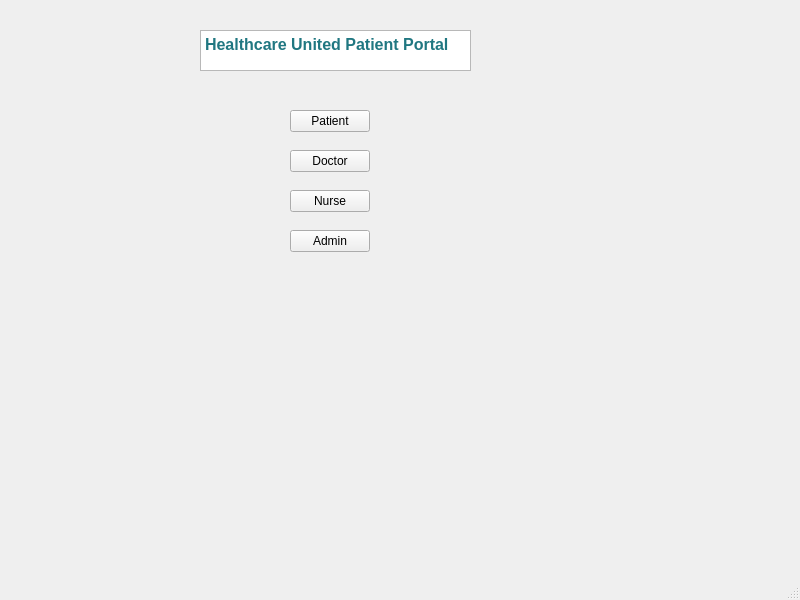
daeunnpark/hospital_portal, file mainwindow.ui: the form before one commit.
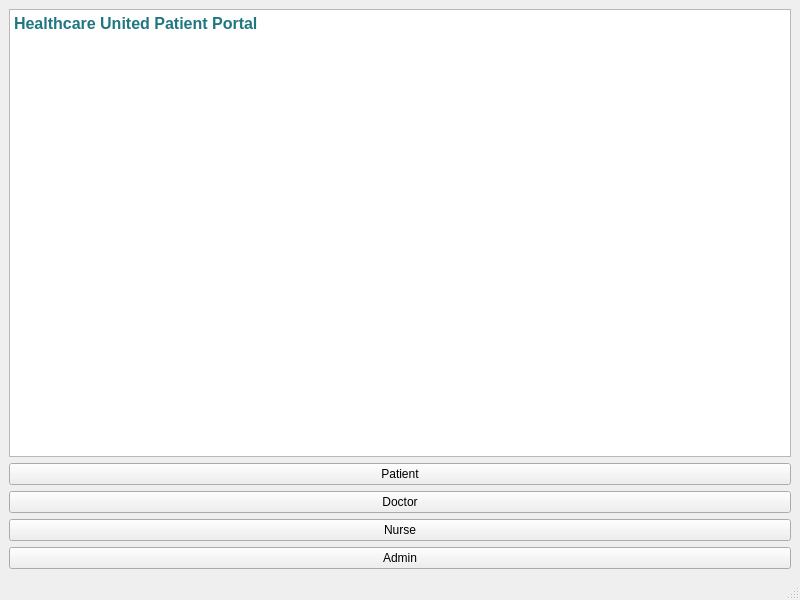
The form after the commit.

Commit message: window resizable

Diff of the .ui file:
```diff
--- a/mainwindow.ui
+++ b/mainwindow.ui
@@ -14,75 +14,47 @@
    <string>MainWindow</string>
   </property>
   <widget class="QWidget" name="centralwidget">
-   <widget class="QTextEdit" name="textEdit">
-    <property name="geometry">
-     <rect>
-      <x>200</x>
-      <y>30</y>
-      <width>271</width>
-      <height>41</height>
-     </rect>
-    </property>
-    <property name="html">
-     <string>&lt;!DOCTYPE HTML PUBLIC &quot;-//W3C//DTD HTML 4.0//EN&quot; &quot;http://www.w3.org/TR/REC-html40/strict.dtd&quot;&gt;
+   <layout class="QGridLayout" name="gridLayout">
+    <item row="4" column="0">
+     <widget class="QPushButton" name="pushButton_4">
+      <property name="text">
+       <string>Admin</string>
+      </property>
+     </widget>
+    </item>
+    <item row="1" column="0">
+     <widget class="QPushButton" name="pushButton">
+      <property name="text">
+       <string>Patient</string>
+      </property>
+     </widget>
+    </item>
+    <item row="3" column="0">
+     <widget class="QPushButton" name="pushButton_3">
+      <property name="text">
+       <string>Nurse</string>
+      </property>
+     </widget>
+    </item>
+    <item row="2" column="0">
+     <widget class="QPushButton" name="pushButton_2">
+      <property name="text">
+       <string>Doctor</string>
+      </property>
+     </widget>
+    </item>
+    <item row="0" column="0">
+     <widget class="QTextEdit" name="textEdit">
+      <property name="html">
+       <string>&lt;!DOCTYPE HTML PUBLIC &quot;-//W3C//DTD HTML 4.0//EN&quot; &quot;http://www.w3.org/TR/REC-html40/strict.dtd&quot;&gt;
 &lt;html&gt;&lt;head&gt;&lt;meta name=&quot;qrichtext&quot; content=&quot;1&quot; /&gt;&lt;style type=&quot;text/css&quot;&gt;
 p, li { white-space: pre-wrap; }
-&lt;/style&gt;&lt;/head&gt;&lt;body style=&quot; font-family:'MS Shell Dlg 2'; font-size:7.875pt; font-weight:400; font-style:normal;&quot;&gt;
-&lt;p style=&quot; margin-top:0px; margin-bottom:0px; margin-left:0px; margin-right:0px; -qt-block-indent:0; text-indent:0px;&quot;&gt;&lt;span style=&quot; font-size:12pt; font-weight:600; color:#207781;&quot;&gt;Healthcare United Patient Portal&lt;/span&gt;&lt;/p&gt;&lt;/body&gt;&lt;/html&gt;</string>
-    </property>
-   </widget>
-   <widget class="QPushButton" name="pushButton">
-    <property name="geometry">
-     <rect>
-      <x>290</x>
-      <y>110</y>
-      <width>80</width>
-      <height>22</height>
-     </rect>
-    </property>
-    <property name="text">
-     <string>Patient</string>
-    </property>
-   </widget>
-   <widget class="QPushButton" name="pushButton_2">
-    <property name="geometry">
-     <rect>
-      <x>290</x>
-      <y>150</y>
-      <width>80</width>
-      <height>22</height>
-     </rect>
-    </property>
-    <property name="text">
-     <string>Doctor</string>
-    </property>
-   </widget>
-   <widget class="QPushButton" name="pushButton_3">
-    <property name="geometry">
-     <rect>
-      <x>290</x>
-      <y>190</y>
-      <width>80</width>
-      <height>22</height>
-     </rect>
-    </property>
-    <property name="text">
-     <string>Nurse</string>
-    </property>
-   </widget>
-   <widget class="QPushButton" name="pushButton_4">
-    <property name="geometry">
-     <rect>
-      <x>290</x>
-      <y>230</y>
-      <width>80</width>
-      <height>22</height>
-     </rect>
-    </property>
-    <property name="text">
-     <string>Admin</string>
-    </property>
-   </widget>
+&lt;/style&gt;&lt;/head&gt;&lt;body style=&quot; font-family:'.SF NS Text'; font-size:13pt; font-weight:400; font-style:normal;&quot;&gt;
+&lt;p style=&quot; margin-top:0px; margin-bottom:0px; margin-left:0px; margin-right:0px; -qt-block-indent:0; text-indent:0px;&quot;&gt;&lt;span style=&quot; font-family:'MS Shell Dlg 2'; font-size:12pt; font-weight:600; color:#207781;&quot;&gt;Healthcare United Patient Portal&lt;/span&gt;&lt;/p&gt;&lt;/body&gt;&lt;/html&gt;</string>
+      </property>
+     </widget>
+    </item>
+   </layout>
   </widget>
   <widget class="QMenuBar" name="menubar">
    <property name="geometry">
```
Left out of the diff: 2 changed lines with no effect on the pictures. The commit also changes 1 other file.
